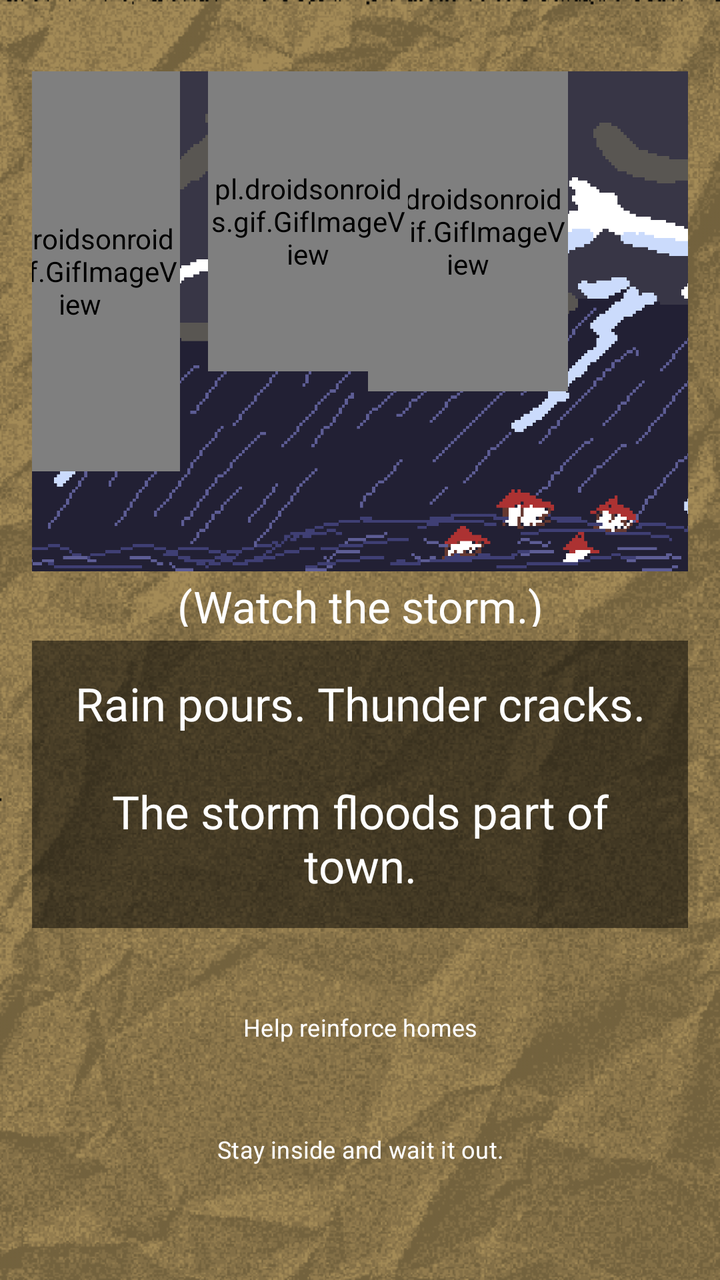
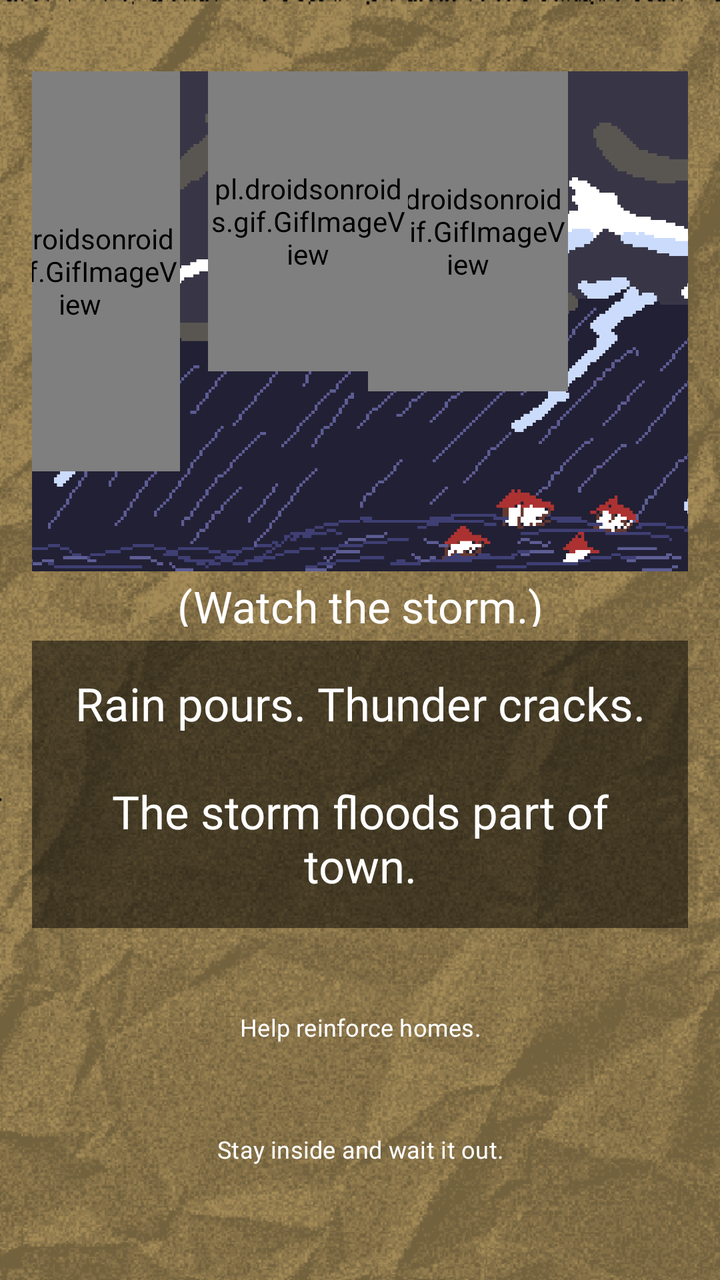

An Android layout rendered at two revisions. The XML below is the earlier revision; the diff shows what the commit changed to produce the second picture.
<!-- AndroidManifest.xml: application theme Theme.ChoiceQuest -->
<!-- res/layout/activity_page2_1_3_2.xml -->
<?xml version="1.0" encoding="utf-8"?>
<LinearLayout xmlns:android="http://schemas.android.com/apk/res/android"
    xmlns:app="http://schemas.android.com/apk/res-auto"
    xmlns:tools="http://schemas.android.com/tools"
    android:id="@+id/page2_1_3_2"
    android:layout_width="match_parent"
    android:layout_height="match_parent"
    android:background="@drawable/papertexture_"
    android:backgroundTint="#f8e7c2"
    android:backgroundTintMode="multiply"
    android:gravity="center"
    android:orientation="vertical"
    android:padding="16dp"
    tools:context=".Page2_1_3_2">

    <View
        android:layout_width="match_parent"
        android:layout_height="0dp"
        android:layout_weight="1"/>

    <FrameLayout
        android:layout_width="412dp"
        android:layout_height="250dp">

        <ImageView
            android:id="@+id/imageView"
            android:layout_width="match_parent"
            android:layout_height="match_parent"
            android:src="@drawable/page2_1_3_2"/>

        <pl.droidsonroids.gif.GifImageView
            android:id="@+id/thunderGif0"
            android:layout_width="100dp"
            android:layout_height="160dp"
            android:layout_marginTop="0dp"
            android:layout_marginLeft="210dp"
            android:src="@drawable/thunder_vfx0" />

        <pl.droidsonroids.gif.GifImageView
            android:id="@+id/thunderGif1"
            android:layout_width="100dp"
            android:layout_height="150dp"
            android:layout_marginTop="0dp"
            android:layout_marginLeft="130dp"
            android:src="@drawable/thunder_vfx0" />

        <pl.droidsonroids.gif.GifImageView
            android:id="@+id/thunderGif2"
            android:layout_width="100dp"
            android:layout_height="200dp"
            android:layout_marginTop="-0dp"
            android:layout_marginLeft="16dp"
            android:src="@drawable/thunder_vfx0"/>

    </FrameLayout>

    <View
        android:layout_width="match_parent"
        android:layout_height="1dp"
        android:layout_weight="0.1"/>

    <TextView
        android:layout_width="match_parent"
        android:layout_height="25dp"
        android:gravity="center"
        android:fontFamily="@font/pixelspace"
        android:textSize="22sp"
        android:text="(Watch the storm.)"
        android:textColor="@color/white"/>

    <View
        android:layout_width="match_parent"
        android:layout_height="1dp"
        android:layout_weight="0.3"/>

    <TextView
        android:layout_width="match_parent"
        android:layout_height="wrap_content"
        android:id="@+id/tv_page2_1_3_2"
        android:fontFamily="@font/pixelgame_font"
        android:gravity="center"
        android:padding="16dp"
        android:background="#80000000"
        android:text="Rain pours. Thunder cracks.\n\nThe storm floods part of town."
        android:textColor="@color/white"
        android:textSize="23sp"
        android:layout_marginBottom="16dp"/>

    <View
        android:layout_width="match_parent"
        android:layout_height="1dp"
        android:layout_weight="0.5"/>

    <Button
        android:id="@+id/btnStayHelp"
        android:layout_width="410dp"
        android:layout_height="45dp"
        android:text="Help reinforce homes"
        android:background="@android:color/transparent"
        android:fontFamily="@font/quest_font"
        android:textSize="12sp"
        android:layout_marginBottom="16dp"
        android:onClick="page2_1_3_2_1"/>

    <Button
        android:id="@+id/btnLeaveTell"
        android:layout_width="410dp"
        android:layout_height="45dp"
        android:layout_marginBottom="16dp"
        android:background="@android:color/transparent"
        android:fontFamily="@font/quest_font"
        android:text="Stay inside and wait it out."
        android:textSize="12sp"
        android:onClick="page2_1_3_2_2"/>

    <View
        android:layout_width="match_parent"
        android:layout_height="1dp"
        android:layout_weight="0.5"/>

</LinearLayout>
<!-- resources referenced by this layout -->
<resources>
  <color name="white">#FFFFFF</color>
  <!-- drawable page2_1_3_2: png bitmap (drawable, 32541 bytes) -->
  <!-- drawable papertexture_: png bitmap (drawable, 156948 bytes) -->
  <!-- drawable thunder_vfx0: gif bitmap (drawable, 8511 bytes) -->
  <style name="Theme.ChoiceQuest" parent="Base.Theme.ChoiceQuest" />
  <style name="Base.Theme.ChoiceQuest" parent="Theme.Material3.DayNight.NoActionBar">
          
          
      </style>
</resources>

<!-- the commit's change to res/layout/activity_page2_1_3_2.xml (unified diff, before → after) -->
@@ -95,7 +95,7 @@
         android:id="@+id/btnStayHelp"
         android:layout_width="410dp"
         android:layout_height="45dp"
-        android:text="Help reinforce homes"
+        android:text="Help reinforce homes."
         android:background="@android:color/transparent"
         android:fontFamily="@font/quest_font"
         android:textSize="12sp"
